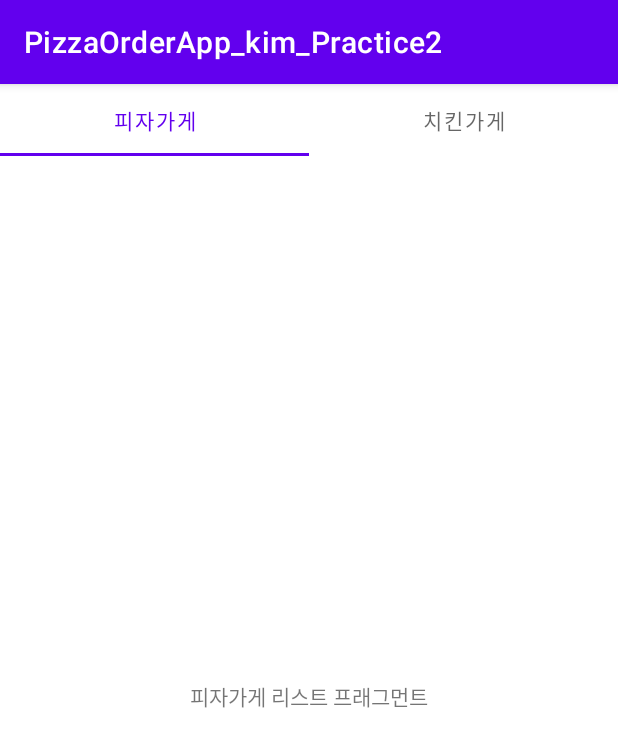
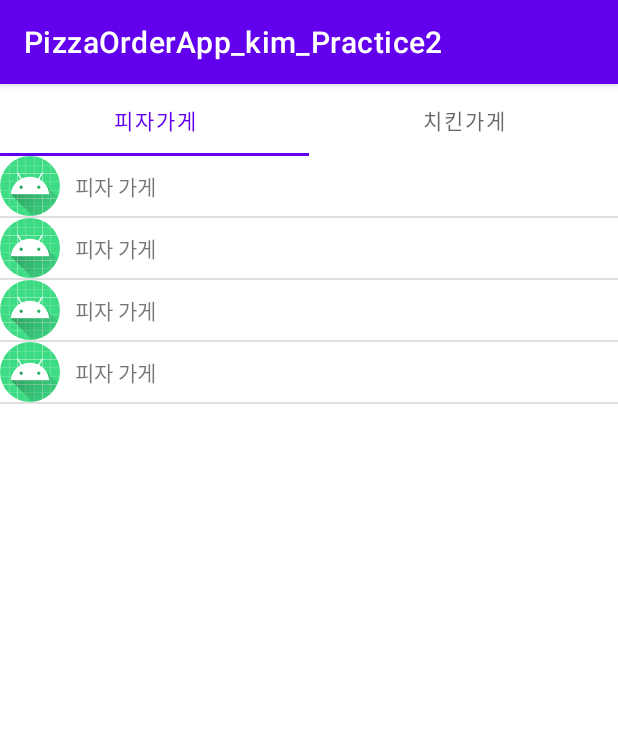
Before and after one commit to KImJunHwui/PizzaOrderApp_kim_Practice2, an Android app: the screen it shows after launch (MainActivity), on a phone screen of 412 x 824 dp. Shown: the top 747 px of the screen. Run offline under Robolectric (Android 15) with nearby library versions, the phone set to English and light mode, and no system bars; our stand-ins replace CircleImageView.

Commit message:
피자 리스트 작성 및 리스트뷰와 XML 연결

```diff
--- a/app/build.gradle
+++ b/app/build.gradle
@@ -34,6 +34,7 @@ android {
 
 dependencies {
 
+    implementation 'de.hdodenhof:circleimageview:3.1.0'
     implementation 'androidx.core:core-ktx:1.8.0'
     implementation 'androidx.appcompat:appcompat:1.4.2'
     implementation 'com.google.android.material:material:1.6.1'
--- /dev/null
+++ b/app/src/main/java/com/kim/pizzaorderapp_kim_practice2/adapters/PizzaStoreListAdapter.kt
@@ -0,0 +1,35 @@
+package com.kim.pizzaorderapp_kim_practice2.adapters
+
+import android.content.Context
+import android.view.LayoutInflater
+import android.view.View
+import android.view.ViewGroup
+import android.widget.ArrayAdapter
+import com.kim.pizzaorderapp_kim_practice2.R
+import com.kim.pizzaorderapp_kim_practice2.datas.Store
+
+class PizzaStoreListAdapter(
+    val mContext : Context,
+    val resId : Int,
+    val mList : List<Store>) : ArrayAdapter<Store>(mContext, resId, mList) {
+
+    val inflater  = LayoutInflater.from(mContext)
+
+    override fun getView(position: Int, convertView: View?, parent: ViewGroup): View {
+
+        var tempRow = convertView
+
+        if(tempRow == null){
+
+            tempRow = inflater.inflate(R.layout.pizzastore_list_item, null)
+
+        }
+
+        val row = tempRow!!
+
+        return row
+
+    }
+
+
+}
--- /dev/null
+++ b/app/src/main/java/com/kim/pizzaorderapp_kim_practice2/datas/Store.kt
@@ -0,0 +1,7 @@
+package com.kim.pizzaorderapp_kim_practice2.datas
+
+class Store(
+    val name : String,
+    val phoneNum : String,
+    val imgUrl : String) {
+}
--- a/app/src/main/java/com/kim/pizzaorderapp_kim_practice2/fragments/PizzaStoreListFragment.kt
+++ b/app/src/main/java/com/kim/pizzaorderapp_kim_practice2/fragments/PizzaStoreListFragment.kt
@@ -6,8 +6,15 @@ import android.view.View
 import android.view.ViewGroup
 import androidx.fragment.app.Fragment
 import com.kim.pizzaorderapp_kim_practice2.R
+import com.kim.pizzaorderapp_kim_practice2.adapters.PizzaStoreListAdapter
+import com.kim.pizzaorderapp_kim_practice2.datas.Store
+import kotlinx.android.synthetic.main.fragment_pizza_store_list.*
 
 class PizzaStoreListFragment : Fragment() {
+
+    val mPizzaStoreList = ArrayList<Store>()
+
+    lateinit var mPizzaStoreListAdapter : PizzaStoreListAdapter
 
     override fun onCreateView(
         inflater: LayoutInflater,
@@ -19,5 +26,13 @@ class PizzaStoreListFragment : Fragment() {
 
     override fun onActivityCreated(savedInstanceState: Bundle?) {
         super.onActivityCreated(savedInstanceState)
+
+        mPizzaStoreList.add( Store("A 피자가게", "1111-2222","https://cdn3.iconfinder.com/data/icons/street-food-and-food-trucker-1/64/pizza-fast-food-bake-bread-128.png"))
+        mPizzaStoreList.add( Store("B 피자가게", "1333-4422","https://cdn1.iconfinder.com/data/icons/cartoon-snack/128/pizza-128.png"))
+        mPizzaStoreList.add( Store("C 피자가게", "5123-3332","https://cdn3.iconfinder.com/data/icons/food-set-3/91/Food_C219-128.png"))
+        mPizzaStoreList.add( Store("D 피자가게", "7777-6666","https://cdn0.iconfinder.com/data/icons/fastfood-31/64/pizza-italian-food-fast-fastfood-cheese-piece-128.png"))
+
+        mPizzaStoreListAdapter = PizzaStoreListAdapter(requireContext(), R.layout.pizzastore_list_item, mPizzaStoreList)
+        pizzaStoreListView.adapter = mPizzaStoreListAdapter
     }
 }
--- a/app/src/main/res/layout/fragment_pizza_store_list.xml
+++ b/app/src/main/res/layout/fragment_pizza_store_list.xml
@@ -5,10 +5,10 @@
     android:gravity="center"
     android:orientation="vertical">
 
-    <TextView
-        android:layout_width="wrap_content"
-        android:layout_height="wrap_content"
-        android:text="피자가게 리스트 프래그먼트"/>
+    <ListView
+        android:id="@+id/pizzaStoreListView"
+        android:layout_width="match_parent"
+        android:layout_height="match_parent" />
 
 
 </LinearLayout>
--- /dev/null
+++ b/app/src/main/res/layout/pizzastore_list_item.xml
@@ -0,0 +1,31 @@
+<?xml version="1.0" encoding="utf-8"?>
+<LinearLayout xmlns:android="http://schemas.android.com/apk/res/android"
+    android:layout_width="match_parent"
+    android:layout_height="match_parent"
+    android:orientation="vertical">
+
+    <LinearLayout
+        android:layout_width="match_parent"
+        android:layout_height="wrap_content"
+        android:orientation="horizontal"
+        android:gravity="center_vertical">
+
+        <de.hdodenhof.circleimageview.CircleImageView
+            android:layout_width="40dp"
+            android:layout_height="40dp"
+            android:src="@mipmap/ic_launcher"/>
+
+        <TextView
+            android:layout_width="wrap_content"
+            android:layout_height="wrap_content"
+            android:layout_marginLeft="10dp"
+            android:text="피자 가게"/>
+
+
+
+
+
+
+    </LinearLayout>
+
+</LinearLayout>
```
